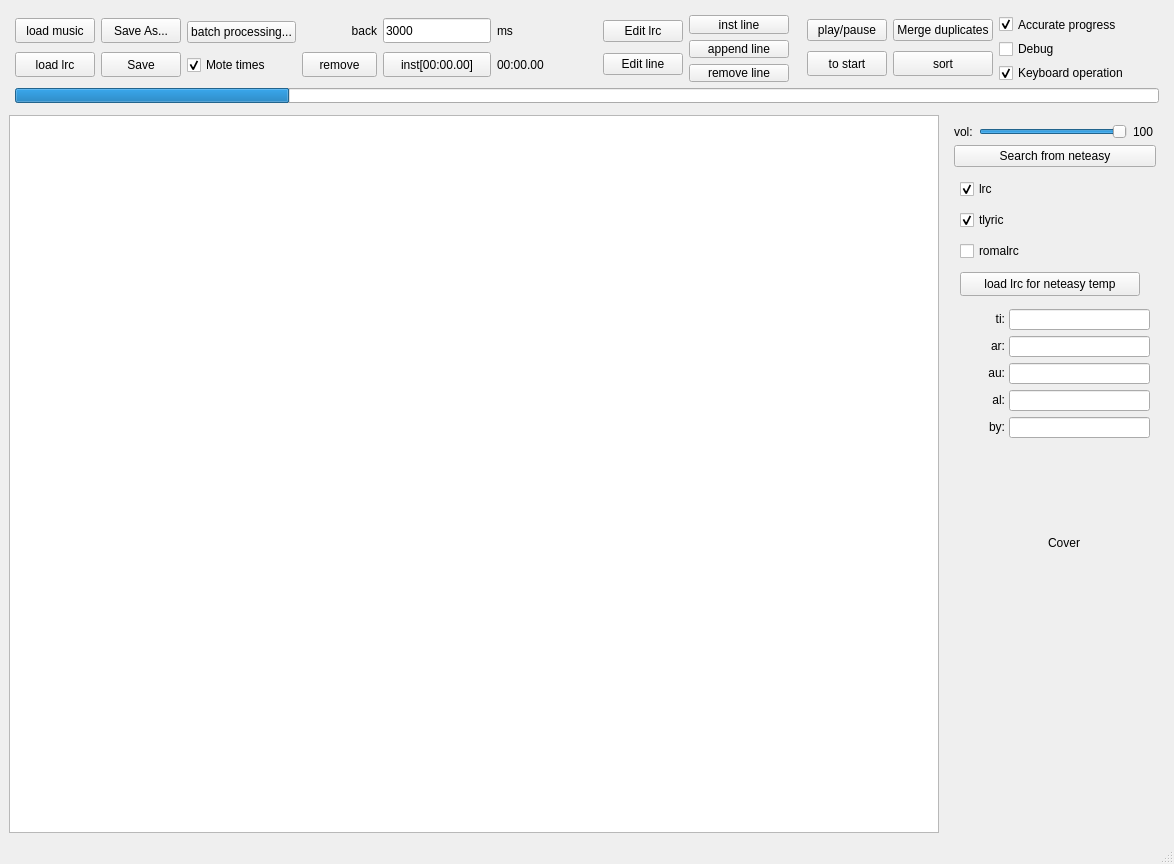
The window that mainwindow.ui (gxup320/LrcEditer) describes before a commit, drawn with Qt 5.
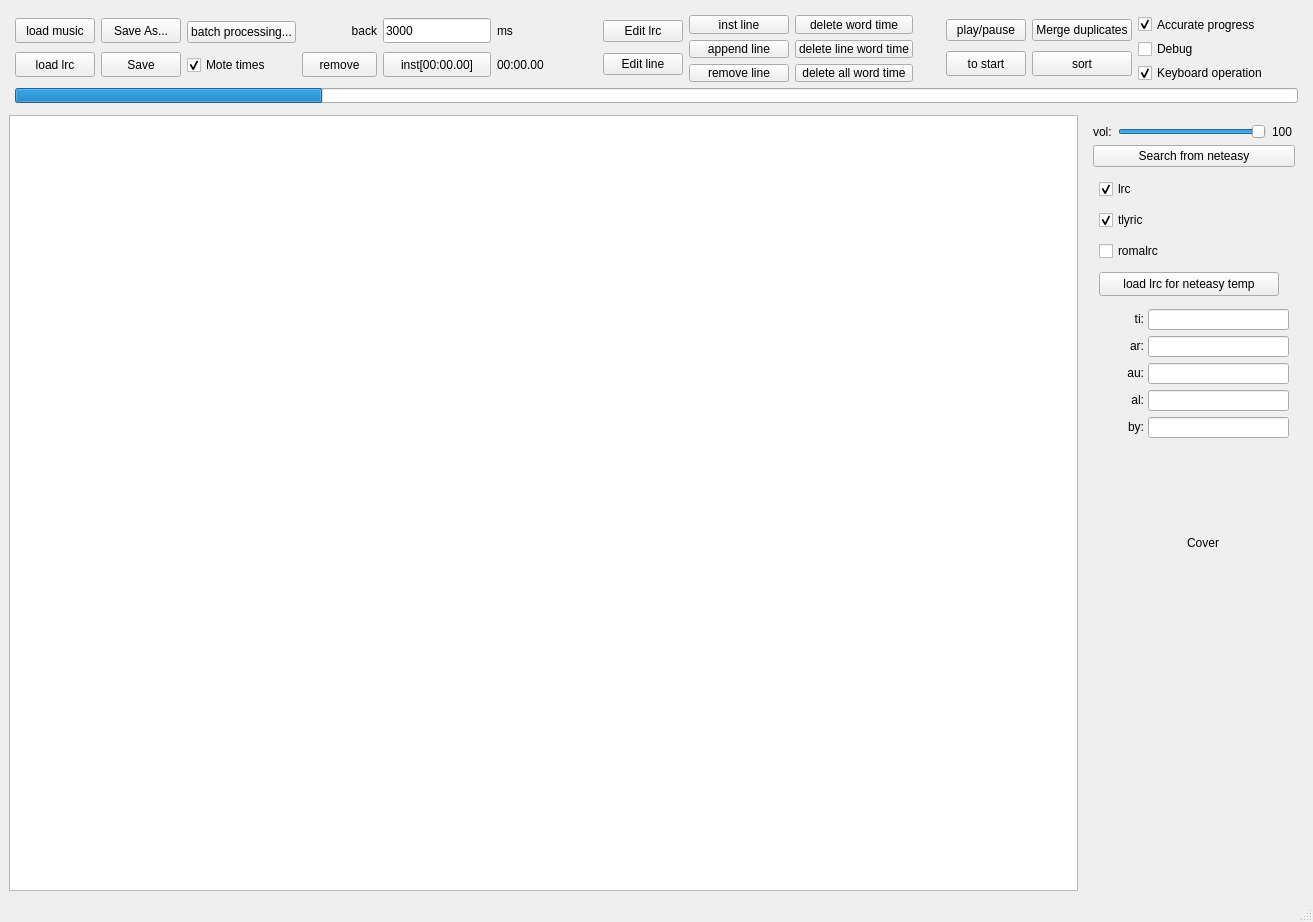
The same window after the commit. Custom widgets are drawn as their Qt base class.

Commit message: add word time

Patch:
```diff
--- a/mainwindow.ui
+++ b/mainwindow.ui
@@ -6,8 +6,8 @@
    <rect>
     <x>0</x>
     <y>0</y>
-    <width>1174</width>
-    <height>864</height>
+    <width>1313</width>
+    <height>922</height>
    </rect>
   </property>
   <property name="windowTitle">
@@ -331,6 +331,31 @@
            </item>
           </layout>
          </item>
+         <item>
+          <layout class="QVBoxLayout" name="verticalLayout_2">
+           <item>
+            <widget class="QPushButton" name="pushButton_deleteWordTime">
+             <property name="text">
+              <string>delete word time</string>
+             </property>
+            </widget>
+           </item>
+           <item>
+            <widget class="QPushButton" name="pushButton_deleteLineWordTime">
+             <property name="text">
+              <string>delete line word time</string>
+             </property>
+            </widget>
+           </item>
+           <item>
+            <widget class="QPushButton" name="pushButton_deleteAllWordTime">
+             <property name="text">
+              <string>delete all word time</string>
+             </property>
+            </widget>
+           </item>
+          </layout>
+         </item>
          <item>
           <spacer name="horizontalSpacer">
            <property name="orientation">
@@ -516,6 +541,9 @@
         <property name="locale">
          <locale language="English" country="UnitedStates"/>
         </property>
+        <property name="plainText">
+         <string/>
+        </property>
        </widget>
       </item>
       <item>
```
Left out of the diff: 8 changed lines with no effect on the pictures. The commit also changes 10 other files.
